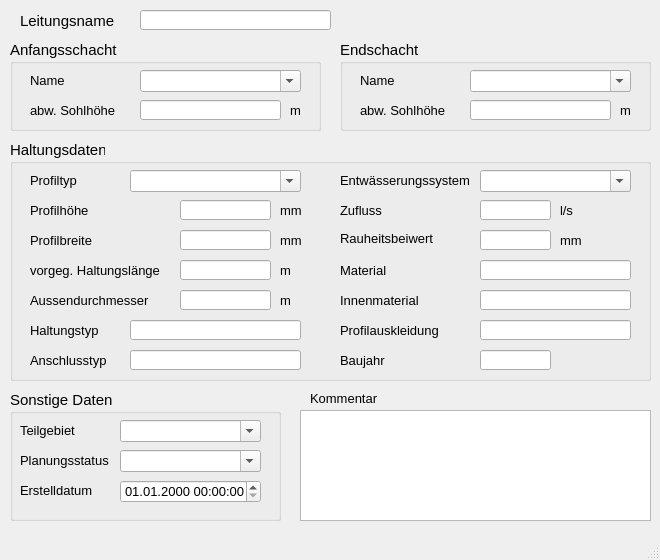
The window that qkan/forms/qkan_anschlussleitungen.ui (SonkeHoffmann/QKan-1) describes before a commit, drawn with Qt 5.
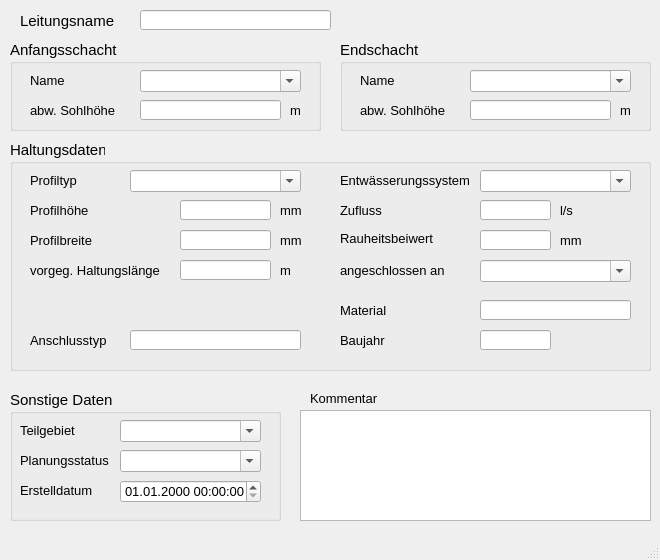
The same window after the commit. Custom widgets are drawn as their Qt base class.

The edit to the form file:
```diff
--- a/qkan/forms/qkan_anschlussleitungen.ui
+++ b/qkan/forms/qkan_anschlussleitungen.ui
@@ -372,7 +372,7 @@
       <x>10</x>
       <y>140</y>
       <width>641</width>
-      <height>241</height>
+      <height>231</height>
      </rect>
     </property>
     <property name="font">
@@ -712,30 +712,11 @@
       <string>Rauheitsbeiwert</string>
      </property>
     </widget>
-    <widget class="QLabel" name="label_10">
-     <property name="geometry">
-      <rect>
-       <x>20</x>
-       <y>150</y>
-       <width>121</width>
-       <height>21</height>
-      </rect>
-     </property>
-     <property name="font">
-      <font>
-       <family>Tahoma</family>
-       <pointsize>10</pointsize>
-      </font>
-     </property>
-     <property name="text">
-      <string>Aussendurchmesser</string>
-     </property>
-    </widget>
     <widget class="QLabel" name="label_11">
      <property name="geometry">
       <rect>
        <x>330</x>
-       <y>210</y>
+       <y>190</y>
        <width>101</width>
        <height>21</height>
       </rect>
@@ -750,25 +731,6 @@
       <string>Baujahr</string>
      </property>
     </widget>
-    <widget class="QLabel" name="label_12">
-     <property name="geometry">
-      <rect>
-       <x>20</x>
-       <y>180</y>
-       <width>101</width>
-       <height>21</height>
-      </rect>
-     </property>
-     <property name="font">
-      <font>
-       <family>Tahoma</family>
-       <pointsize>10</pointsize>
-      </font>
-     </property>
-     <property name="text">
-      <string>Haltungstyp</string>
-     </property>
-    </widget>
     <widget class="QLabel" name="label_13">
      <property name="geometry">
       <rect>
@@ -792,7 +754,7 @@
      <property name="geometry">
       <rect>
        <x>330</x>
-       <y>120</y>
+       <y>160</y>
        <width>101</width>
        <height>21</height>
       </rect>
@@ -807,94 +769,11 @@
       <string>Material</string>
      </property>
     </widget>
-    <widget class="QLabel" name="label_24">
-     <property name="geometry">
-      <rect>
-       <x>330</x>
-       <y>180</y>
-       <width>101</width>
-       <height>21</height>
-      </rect>
-     </property>
-     <property name="font">
-      <font>
-       <family>Tahoma</family>
-       <pointsize>10</pointsize>
-      </font>
-     </property>
-     <property name="text">
-      <string>Profilauskleidung</string>
-     </property>
-    </widget>
-    <widget class="QLabel" name="label_25">
-     <property name="geometry">
-      <rect>
-       <x>330</x>
-       <y>150</y>
-       <width>101</width>
-       <height>21</height>
-      </rect>
-     </property>
-     <property name="font">
-      <font>
-       <family>Tahoma</family>
-       <pointsize>10</pointsize>
-      </font>
-     </property>
-     <property name="text">
-      <string>Innenmaterial</string>
-     </property>
-    </widget>
-    <widget class="QLineEdit" name="aussendurchmesser">
-     <property name="geometry">
-      <rect>
-       <x>170</x>
-       <y>150</y>
-       <width>91</width>
-       <height>20</height>
-      </rect>
-     </property>
-     <property name="toolTip">
-      <string>&lt;html&gt;&lt;head/&gt;&lt;body&gt;&lt;p&gt;Aussendurchmesser&lt;/p&gt;&lt;/body&gt;&lt;/html&gt;</string>
-     </property>
-     <property name="statusTip">
-      <string>Aussendurchmesser</string>
-     </property>
-    </widget>
-    <widget class="QLabel" name="label_27">
-     <property name="geometry">
-      <rect>
-       <x>270</x>
-       <y>150</y>
-       <width>31</width>
-       <height>21</height>
-      </rect>
-     </property>
-     <property name="font">
-      <font>
-       <family>Tahoma</family>
-       <pointsize>10</pointsize>
-      </font>
-     </property>
-     <property name="text">
-      <string>m</string>
-     </property>
-    </widget>
-    <widget class="QLineEdit" name="haltnam">
-     <property name="geometry">
-      <rect>
-       <x>120</x>
-       <y>180</y>
-       <width>171</width>
-       <height>20</height>
-      </rect>
-     </property>
-    </widget>
     <widget class="QLineEdit" name="material">
      <property name="geometry">
       <rect>
        <x>470</x>
-       <y>120</y>
+       <y>160</y>
        <width>151</width>
        <height>20</height>
       </rect>
@@ -939,7 +818,7 @@
      <property name="geometry">
       <rect>
        <x>20</x>
-       <y>210</y>
+       <y>190</y>
        <width>101</width>
        <height>21</height>
       </rect>
@@ -958,49 +837,17 @@
      <property name="geometry">
       <rect>
        <x>120</x>
-       <y>210</y>
+       <y>190</y>
        <width>171</width>
        <height>20</height>
       </rect>
      </property>
     </widget>
-    <widget class="QLineEdit" name="innenmaterial">
-     <property name="geometry">
-      <rect>
-       <x>470</x>
-       <y>150</y>
-       <width>151</width>
-       <height>20</height>
-      </rect>
-     </property>
-     <property name="toolTip">
-      <string>&lt;html&gt;&lt;head/&gt;&lt;body&gt;&lt;p&gt;Innenmaterial&lt;/p&gt;&lt;/body&gt;&lt;/html&gt;</string>
-     </property>
-     <property name="statusTip">
-      <string>Innenmaterial</string>
-     </property>
-    </widget>
-    <widget class="QLineEdit" name="profilauskleidung">
-     <property name="geometry">
-      <rect>
-       <x>470</x>
-       <y>180</y>
-       <width>151</width>
-       <height>20</height>
-      </rect>
-     </property>
-     <property name="toolTip">
-      <string>&lt;html&gt;&lt;head/&gt;&lt;body&gt;&lt;p&gt;Profilauskleidung&lt;/p&gt;&lt;/body&gt;&lt;/html&gt;</string>
-     </property>
-     <property name="statusTip">
-      <string>Profilauskleidung</string>
-     </property>
-    </widget>
     <widget class="QLineEdit" name="baujahr">
      <property name="geometry">
       <rect>
        <x>470</x>
-       <y>210</y>
+       <y>190</y>
        <width>71</width>
        <height>20</height>
       </rect>
@@ -1012,6 +859,50 @@
       <string>Baujahr</string>
      </property>
     </widget>
+    <widget class="QComboBox" name="haltnam">
+     <property name="geometry">
+      <rect>
+       <x>470</x>
+       <y>120</y>
+       <width>151</width>
+       <height>22</height>
+      </rect>
+     </property>
+     <property name="font">
+      <font>
+       <family>Tahoma</family>
+       <pointsize>10</pointsize>
+      </font>
+     </property>
+     <property name="toolTip">
+      <string>&lt;html&gt;&lt;head/&gt;&lt;body&gt;&lt;p&gt;vorh. Entwässerungssystem (z.B. Mischwasser, Regenwasser etc.)&lt;/p&gt;&lt;/body&gt;&lt;/html&gt;</string>
+     </property>
+     <property name="statusTip">
+      <string>vorh. Entwässerungssystem (z.B. Mischwasser, Regenwasser etc.)</string>
+     </property>
+     <property name="editable">
+      <bool>true</bool>
+     </property>
+    </widget>
+    <widget class="QLabel" name="label_52">
+     <property name="geometry">
+      <rect>
+       <x>330</x>
+       <y>120</y>
+       <width>121</width>
+       <height>21</height>
+      </rect>
+     </property>
+     <property name="font">
+      <font>
+       <family>Tahoma</family>
+       <pointsize>10</pointsize>
+      </font>
+     </property>
+     <property name="text">
+      <string>angeschlossen an</string>
+     </property>
+    </widget>
    </widget>
    <widget class="QGroupBox" name="groupBox_4">
     <property name="geometry">
```
